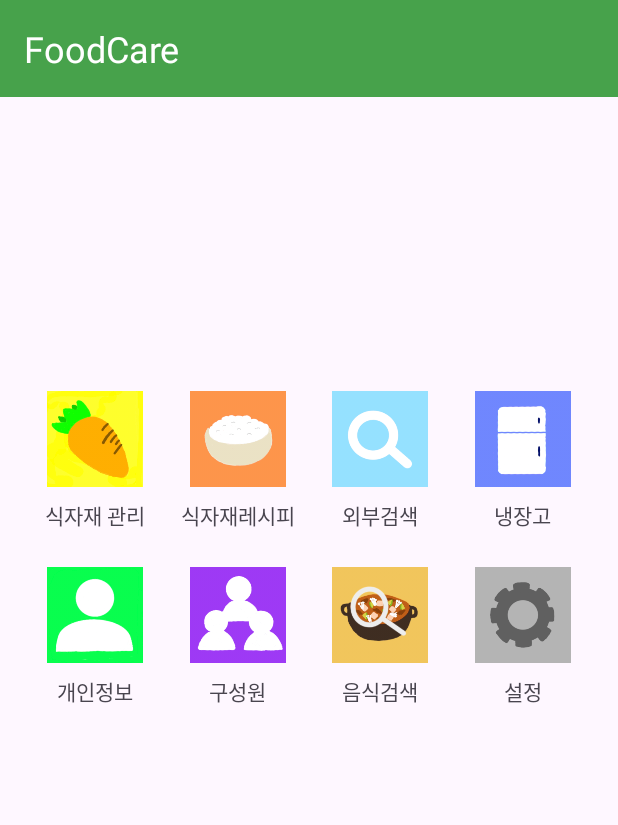
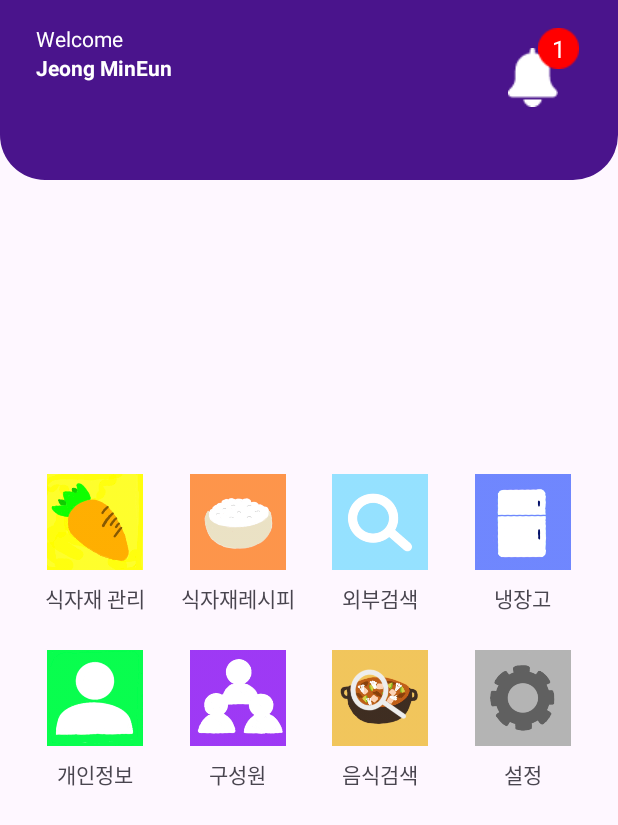
Before and after one commit to pushjeong/FoodCare, an Android app: the screen it shows after launch (MainActivity), on a phone screen of 412 x 824 dp. Shown: the top 825 px of the screen. Run offline under Robolectric (Android 15) with nearby library versions, the phone set to English and light mode, and no system bars.

Commit message:
FoodCare UI

```diff
--- a/app/src/main/java/com/AzaAza/foodcare/MainActivity.kt
+++ b/app/src/main/java/com/AzaAza/foodcare/MainActivity.kt
@@ -5,8 +5,10 @@ import android.os.Bundle
 import android.widget.ImageButton
 import androidx.activity.enableEdgeToEdge
 import androidx.appcompat.app.AppCompatActivity
+import androidx.core.content.ContextCompat
 import androidx.core.view.ViewCompat
 import androidx.core.view.WindowInsetsCompat
+import androidx.core.view.WindowInsetsControllerCompat
 
 class MainActivity : AppCompatActivity() {
     override fun onCreate(savedInstanceState: Bundle?) {
--- /dev/null
+++ b/app/src/main/res/drawable/top_background.xml
@@ -0,0 +1,11 @@
+<?xml version="1.0" encoding="utf-8"?>
+<selector xmlns:android="http://schemas.android.com/apk/res/android">
+    <item>
+        <shape android:shape="rectangle">
+            <solid android:color="@color/purple_Dark"/>
+            <corners
+                android:bottomLeftRadius="30dp"
+                android:bottomRightRadius="30dp"/>
+        </shape>
+    </item>
+</selector>
--- a/app/src/main/res/layout/activity_main.xml
+++ b/app/src/main/res/layout/activity_main.xml
@@ -8,32 +8,97 @@
     android:layout_height="match_parent"
     tools:context=".MainActivity">
 
-    <TextView
-        android:id="@+id/tvTitle"
+    <!-- Grid Layout for buttons and text -->
+    <ScrollView
+        android:id="@+id/scrollSection"
         android:layout_width="match_parent"
-        android:layout_height="wrap_content"
-        android:text="FoodCare"
-        android:textSize="24sp"
-        android:gravity="start"
-        android:padding="16dp"
-        android:textColor="#FFFFFF"
-        android:background="#47A24B"
-        app:layout_constraintTop_toTopOf="parent"
-        app:layout_constraintStart_toStartOf="parent"
-        app:layout_constraintEnd_toEndOf="parent"/>
+        android:layout_height="match_parent">
 
-    <!-- Grid Layout for buttons and text -->
+        <LinearLayout
+            android:layout_width="match_parent"
+            android:layout_height="wrap_content"
+            android:orientation="vertical" >
+
+            <LinearLayout
+                android:layout_width="match_parent"
+                android:layout_height="120dp"
+                android:background="@drawable/top_background"
+                android:orientation="vertical">
+
+                <androidx.constraintlayout.widget.ConstraintLayout
+                    android:layout_width="match_parent"
+                    android:layout_height="wrap_content"
+                    android:layout_marginStart="24dp"
+                    android:layout_marginTop="16dp"
+                    android:layout_marginEnd="24dp">
+
+                    <TextView
+                        android:id="@+id/textView"
+                        android:layout_width="wrap_content"
+                        android:layout_height="wrap_content"
+                        android:text="Welcome"
+                        android:textColor="@color/white"
+                        app:layout_constraintStart_toStartOf="parent"
+                        app:layout_constraintTop_toTopOf="parent" />
+
+                    <TextView
+                        android:id="@+id/textView2"
+                        android:layout_width="wrap_content"
+                        android:layout_height="wrap_content"
+                        android:text="Jeong MinEun"
+                        android:textColor="@color/white"
+                        android:textStyle="bold"
+                        app:layout_constraintStart_toStartOf="parent"
+                        app:layout_constraintTop_toBottomOf="@+id/textView" />
+
+                    <ImageView
+                        android:id="@+id/imageView"
+                        android:layout_width="wrap_content"
+                        android:layout_height="wrap_content"
+                        android:layout_marginTop="16dp"
+                        android:layout_marginEnd="16dp"
+                        app:layout_constraintEnd_toEndOf="parent"
+                        app:layout_constraintTop_toTopOf="parent"
+                        app:srcCompat="@drawable/bell"/>
+
+                    <ImageView
+                        android:id="@+id/imageView4"
+                        android:layout_width="wrap_content"
+                        android:layout_height="wrap_content"
+                        app:layout_constraintBottom_toTopOf="@+id/imageView"
+                        app:layout_constraintEnd_toEndOf="@+id/imageView"
+                        app:layout_constraintStart_toEndOf="@+id/imageView"
+                        app:layout_constraintTop_toTopOf="@+id/imageView"
+                        app:srcCompat="@drawable/red_circle" />
+
+                    <TextView
+                        android:id="@+id/textView3"
+                        android:layout_width="wrap_content"
+                        android:layout_height="wrap_content"
+                        android:text="1"
+                        android:textColor="@color/white"
+                        android:textSize="16sp"
+                        app:layout_constraintBottom_toBottomOf="@+id/imageView4"
+                        app:layout_constraintEnd_toEndOf="@+id/imageView4"
+                        app:layout_constraintStart_toStartOf="@+id/imageView4"
+                        app:layout_constraintTop_toTopOf="@+id/imageView4" />
+
+                </androidx.constraintlayout.widget.ConstraintLayout>
+            </LinearLayout>
+        </LinearLayout>
+    </ScrollView>
+
     <GridLayout
         android:id="@+id/gridButtons"
         android:layout_width="match_parent"
         android:layout_height="wrap_content"
+        android:layout_marginTop="300dp"
         android:columnCount="4"
+        android:padding="16dp"
         android:rowCount="4"
-        android:padding="16dp"
-        android:layout_marginTop="180dp"
-        app:layout_constraintTop_toBottomOf="@id/tvTitle"
+        app:layout_constraintEnd_toEndOf="parent"
         app:layout_constraintStart_toStartOf="parent"
-        app:layout_constraintEnd_toEndOf="parent">
+        app:layout_constraintTop_toTopOf="parent">
 
         <!-- Row 1 -->
         <!-- Column 1: 식자재 관리 -->
@@ -48,10 +113,10 @@
                 android:id="@+id/btnFoodMgmt"
                 android:layout_width="64dp"
                 android:layout_height="64dp"
+                android:background="@android:color/transparent"
+                android:contentDescription="식자재 관리"
                 android:scaleType="fitCenter"
-                android:background="@android:color/transparent"
-                android:src="@drawable/foodmgmt"
-                android:contentDescription="식자재 관리" />
+                android:src="@drawable/foodmgmt" />
 
             <TextView
                 android:layout_width="wrap_content"
@@ -73,10 +138,10 @@
                 android:id="@+id/btnFoodRecipe"
                 android:layout_width="64dp"
                 android:layout_height="64dp"
+                android:background="@android:color/transparent"
+                android:contentDescription="식자재레시피"
                 android:scaleType="fitCenter"
-                android:background="@android:color/transparent"
-                android:src="@drawable/foodrecipe"
-                android:contentDescription="식자재레시피" />
+                android:src="@drawable/foodrecipe" />
 
             <TextView
                 android:layout_width="wrap_content"
@@ -98,10 +163,10 @@
                 android:id="@+id/btnSearch"
                 android:layout_width="64dp"
                 android:layout_height="64dp"
+                android:background="@android:color/transparent"
+                android:contentDescription="외부검색"
                 android:scaleType="fitCenter"
-                android:background="@android:color/transparent"
-                android:src="@drawable/search"
-                android:contentDescription="외부검색" />
+                android:src="@drawable/search" />
 
             <TextView
                 android:layout_width="wrap_content"
@@ -123,10 +188,10 @@
                 android:id="@+id/btnFridge"
                 android:layout_width="64dp"
                 android:layout_height="64dp"
+                android:background="@android:color/transparent"
+                android:contentDescription="냉장고"
                 android:scaleType="fitCenter"
-                android:background="@android:color/transparent"
-                android:src="@drawable/frige"
-                android:contentDescription="냉장고" />
+                android:src="@drawable/frige" />
 
             <TextView
                 android:layout_width="wrap_content"
@@ -150,10 +215,10 @@
                 android:id="@+id/btnInformation"
                 android:layout_width="64dp"
                 android:layout_height="64dp"
+                android:background="@android:color/transparent"
+                android:contentDescription="개인정보"
                 android:scaleType="fitCenter"
-                android:background="@android:color/transparent"
-                android:src="@drawable/information"
-                android:contentDescription="개인정보" />
+                android:src="@drawable/information" />
 
             <TextView
                 android:layout_width="wrap_content"
@@ -176,10 +241,10 @@
                 android:id="@+id/btnMember"
                 android:layout_width="64dp"
                 android:layout_height="64dp"
+                android:background="@android:color/transparent"
+                android:contentDescription="구성원"
                 android:scaleType="fitCenter"
-                android:background="@android:color/transparent"
-                android:src="@drawable/member"
-                android:contentDescription="구성원" />
+                android:src="@drawable/member" />
 
             <TextView
                 android:layout_width="wrap_content"
@@ -202,10 +267,10 @@
                 android:id="@+id/btnFoodSearch"
                 android:layout_width="64dp"
                 android:layout_height="64dp"
+                android:background="@android:color/transparent"
+                android:contentDescription="음식검색"
                 android:scaleType="fitCenter"
-                android:background="@android:color/transparent"
-                android:src="@drawable/foodsearch"
-                android:contentDescription="음식검색" />
+                android:src="@drawable/foodsearch" />
 
             <TextView
                 android:layout_width="wrap_content"
@@ -228,10 +293,10 @@
                 android:id="@+id/btnSetting"
                 android:layout_width="64dp"
                 android:layout_height="64dp"
+                android:background="@android:color/transparent"
+                android:contentDescription="설정"
                 android:scaleType="fitCenter"
-                android:background="@android:color/transparent"
-                android:src="@drawable/setting"
-                android:contentDescription="설정" />
+                android:src="@drawable/setting" />
 
             <TextView
                 android:layout_width="wrap_content"
--- a/app/src/main/res/values/colors.xml
+++ b/app/src/main/res/values/colors.xml
@@ -2,4 +2,5 @@
 <resources>
     <color name="black">#FF000000</color>
     <color name="white">#FFFFFFFF</color>
+    <color name="purple_Dark">#4A148C</color>
 </resources>
```
Also changed, not shown: app/src/main/res/drawable/bell.png (added), app/src/main/res/drawable/red_circle.png (added), app/src/main/res/values/themes.xml (line endings or trailing spaces).
